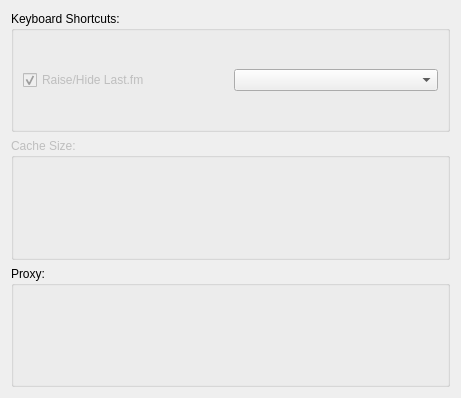
The window that app/client/Settings/AdvancedSettingsWidget.ui (mutecypher/lastfm-desktop) describes before a commit, drawn with Qt 5.
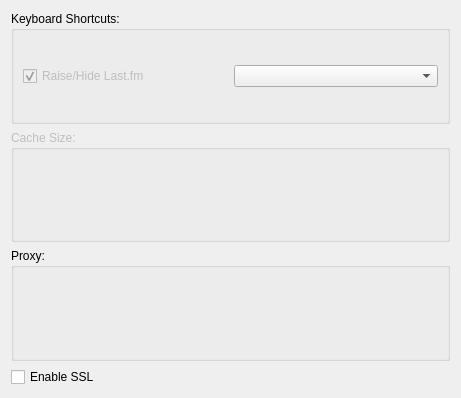
The same window after the commit. Custom widgets are drawn as their Qt base class.

Commit message: Add a setting for turning on/off ssl defaulting to off.

Diff of the .ui file:
```diff
--- a/app/client/Settings/AdvancedSettingsWidget.ui
+++ b/app/client/Settings/AdvancedSettingsWidget.ui
@@ -64,6 +64,13 @@
      </layout>
     </widget>
    </item>
+   <item>
+    <widget class="QCheckBox" name="ssl">
+     <property name="text">
+      <string>Enable SSL</string>
+     </property>
+    </widget>
+   </item>
   </layout>
  </widget>
  <customwidgets>
```
The commit also changes 4 other files.
